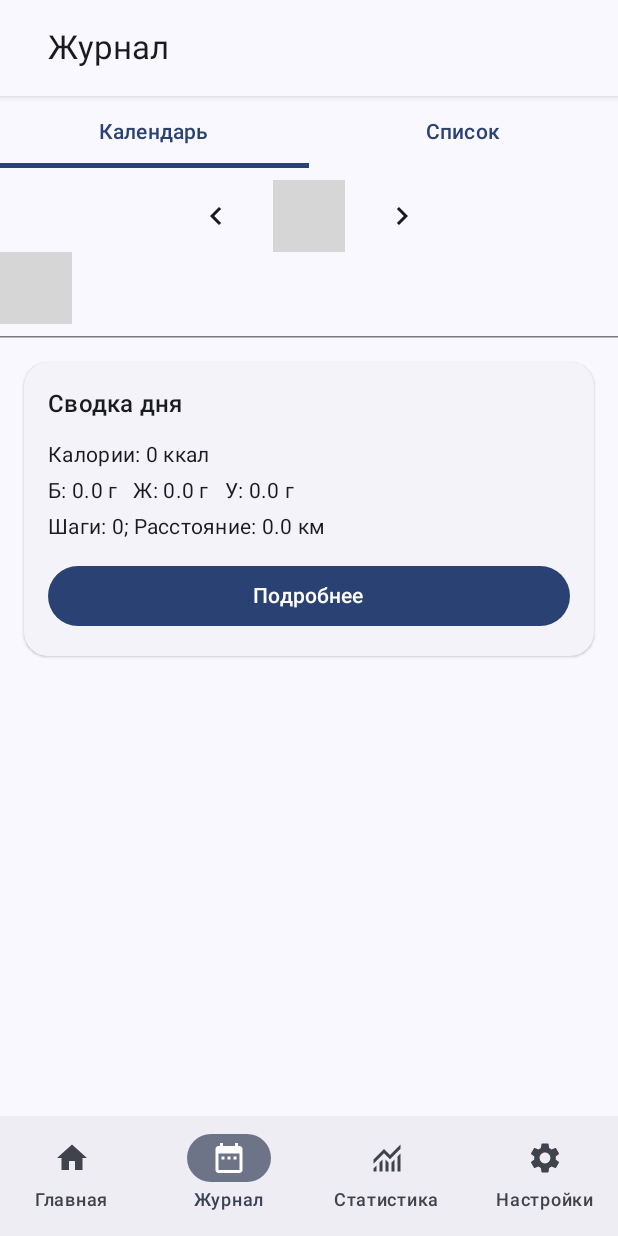
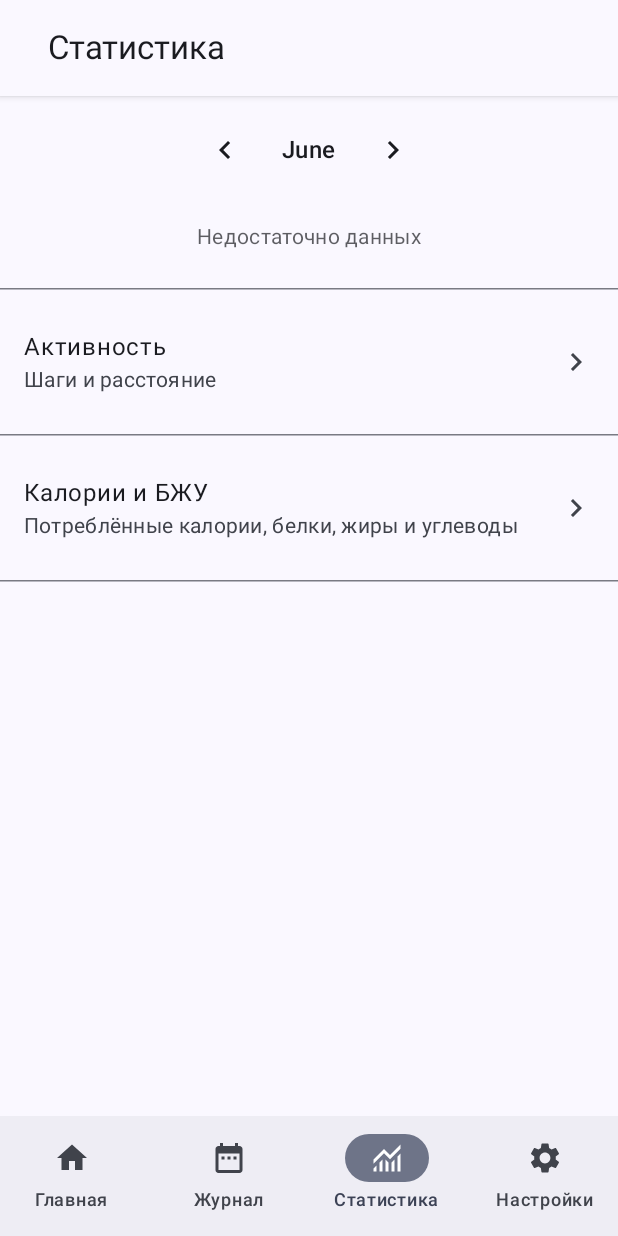
Before and after one commit to Averito/Firito, an Android app built with Jetpack Compose: the composable AppNavGraph shown on its own in the app's theme, item 3 of the bottom bar chosen, on a phone screen of 412 x 824 dp. Run offline under Robolectric (Android 15) with nearby library versions, the phone set to English and light mode, and no system bars; our stand-ins replace Dagger/Hilt's generated code, Room's generated code; libraries missing offline, so code that uses them is left out: androidx.health.connect, ir.ehsannarmani.compose_charts; 20 statements that could not run were skipped; grey boxes are pictures that could not be loaded.

Commit message:
feat: Statistics main screen

```diff
--- /dev/null
+++ b/app/src/main/java/com/averito/firito/ui/screens/statistics/StatisticsScreen.kt
@@ -0,0 +1,55 @@
+package com.averito.firito.ui.screens.statistics
+
+import androidx.compose.runtime.getValue
+import androidx.compose.runtime.Composable
+import androidx.compose.runtime.LaunchedEffect
+import androidx.compose.runtime.collectAsState
+import androidx.compose.ui.tooling.preview.Preview
+import androidx.hilt.navigation.compose.hiltViewModel
+import com.averito.firito.data.models.statistics.MacroStatsImpl
+import com.averito.firito.ui.layouts.base.BaseAppLayoutViewModel
+import com.averito.firito.ui.screens.statistics.components.StatisticsScreenContent
+import com.averito.firito.ui.shared.ui.app_navigation.AppNavGraphRoutes
+import java.time.YearMonth
+
+@Composable
+fun StatisticsScreen(
+    viewModel: StatisticsScreenViewModel = hiltViewModel(),
+    baseAppLayoutViewModel: BaseAppLayoutViewModel,
+    toStatisticsDetail: (AppNavGraphRoutes.StatisticsCategory.CATEGORY) -> Unit
+) {
+    val uiState by viewModel.uiState.collectAsState()
+
+    LaunchedEffect(Unit) {
+        baseAppLayoutViewModel.setTitle(AppNavGraphRoutes.Statistics.TITLE)
+        baseAppLayoutViewModel.setTopBarVisibility(true)
+        baseAppLayoutViewModel.setBottomBarVisibility(true)
+        baseAppLayoutViewModel.setActions(null)
+        baseAppLayoutViewModel.setNavigationIcon(null)
+        baseAppLayoutViewModel.setFloatingButton(null)
+        viewModel.updateStatistics()
+    }
+
+    fun updateDate(date: YearMonth) {
+        viewModel.updateDate(date)
+        viewModel.updateStatistics()
+    }
+
+    StatisticsScreenContent(
+        selectedDate = uiState.selectedDate,
+        macroStats = uiState.macroStats,
+        updateDate = { updateDate(it) },
+        toStatisticsDetail = { toStatisticsDetail(it) }
+    )
+}
+
+@Preview(showBackground = true)
+@Composable
+fun StatisticsScreenPreview() {
+    StatisticsScreenContent(
+        selectedDate = YearMonth.now(),
+        macroStats = MacroStatsImpl(),
+        updateDate = {},
+        toStatisticsDetail = {}
+    )
+}
--- /dev/null
+++ b/app/src/main/java/com/averito/firito/ui/screens/statistics/StatisticsScreenUiState.kt
@@ -0,0 +1,10 @@
+package com.averito.firito.ui.screens.statistics
+
+import com.averito.firito.core.models.statistics.MacroStats
+import com.averito.firito.data.models.statistics.MacroStatsImpl
+import java.time.YearMonth
+
+data class StatisticsScreenUiState(
+    val macroStats: MacroStats = MacroStatsImpl(),
+    val selectedDate: YearMonth = YearMonth.now()
+)
--- /dev/null
+++ b/app/src/main/java/com/averito/firito/ui/screens/statistics/StatisticsScreenViewModel.kt
@@ -0,0 +1,31 @@
+package com.averito.firito.ui.screens.statistics
+
+import androidx.compose.runtime.collectAsState
+import androidx.lifecycle.ViewModel
+import androidx.lifecycle.viewModelScope
+import com.averito.firito.core.interactors.StatisticsInteractor
+import dagger.hilt.android.lifecycle.HiltViewModel
+import kotlinx.coroutines.flow.MutableStateFlow
+import kotlinx.coroutines.flow.asStateFlow
+import kotlinx.coroutines.launch
+import java.time.YearMonth
+import javax.inject.Inject
+
+@HiltViewModel
+class StatisticsScreenViewModel @Inject constructor(
+    private val statisticsInteractor: StatisticsInteractor
+) : ViewModel() {
+    private val _uiState = MutableStateFlow(StatisticsScreenUiState())
+    val uiState get() = _uiState.asStateFlow()
+
+    fun updateDate(date: YearMonth) {
+        _uiState.value = _uiState.value.copy(selectedDate = date)
+    }
+
+    fun updateStatistics() {
+        viewModelScope.launch {
+            val macroStats = statisticsInteractor.getMacrosForMonth(_uiState.value.selectedDate)
+            _uiState.value = _uiState.value.copy(macroStats = macroStats)
+        }
+    }
+}
--- /dev/null
+++ b/app/src/main/java/com/averito/firito/ui/screens/statistics/components/StatisticsCategoryListItem.kt
@@ -0,0 +1,32 @@
+package com.averito.firito.ui.screens.statistics.components
+
+import androidx.compose.foundation.clickable
+import androidx.compose.foundation.layout.fillMaxWidth
+import androidx.compose.material.icons.Icons
+import androidx.compose.material.icons.automirrored.filled.KeyboardArrowRight
+import androidx.compose.material3.Icon
+import androidx.compose.material3.ListItem
+import androidx.compose.material3.Text
+import androidx.compose.runtime.Composable
+import androidx.compose.ui.Modifier
+
+@Composable
+fun StatisticsCategoryListItem(
+    title: String,
+    subtitle: String,
+    onClick: () -> Unit
+) {
+    ListItem(
+        headlineContent = { Text(title) },
+        supportingContent = { Text(subtitle) },
+        modifier = Modifier
+            .fillMaxWidth()
+            .clickable(onClick = onClick),
+        trailingContent = {
+            Icon(
+                imageVector = Icons.AutoMirrored.Filled.KeyboardArrowRight,
+                contentDescription = "Перейти"
+            )
+        }
+    )
+}
--- /dev/null
+++ b/app/src/main/java/com/averito/firito/ui/screens/statistics/components/StatisticsScreenContent.kt
@@ -0,0 +1,197 @@
+package com.averito.firito.ui.screens.statistics.components
+
+import androidx.compose.animation.core.Spring
+import androidx.compose.animation.core.spring
+import androidx.compose.animation.core.tween
+import androidx.compose.foundation.background
+import androidx.compose.foundation.layout.*
+import androidx.compose.foundation.layout.Arrangement
+import androidx.compose.foundation.lazy.LazyColumn
+import androidx.compose.material3.*
+import androidx.compose.runtime.Composable
+import androidx.compose.runtime.LaunchedEffect
+import androidx.compose.runtime.getValue
+import androidx.compose.runtime.mutableStateOf
+import androidx.compose.runtime.remember
+import androidx.compose.runtime.setValue
+import androidx.compose.ui.Alignment
+import androidx.compose.ui.Modifier
+import androidx.compose.ui.graphics.Color
+import androidx.compose.ui.unit.dp
+import com.averito.firito.core.models.statistics.MacroStats
+import com.averito.firito.ui.shared.ui.app_month_selector.AppMonthSelector
+import com.averito.firito.ui.shared.ui.app_navigation.AppNavGraphRoutes
+import ir.ehsannarmani.compose_charts.PieChart
+import ir.ehsannarmani.compose_charts.models.Pie
+import java.time.YearMonth
+
+@Composable
+fun StatisticsScreenContent(
+    selectedDate: YearMonth,
+    macroStats: MacroStats,
+    updateDate: (YearMonth) -> Unit,
+    toStatisticsDetail: (AppNavGraphRoutes.StatisticsCategory.CATEGORY) -> Unit
+) {
+    val isEmptyStats = macroStats.proteins <= 0f && macroStats.fats <= 0f && macroStats.carbs <= 0f
+
+    fun createPieDataFrom(stats: MacroStats): List<Pie> {
+        return listOf(
+            Pie(
+                label = "Белки",
+                data = stats.proteins.toDouble(),
+                color = Color(0xFF80CBC4),
+                selectedColor = Color(0xFF4DB6AC)
+            ),
+            Pie(
+                label = "Жиры",
+                data = stats.fats.toDouble(),
+                color = Color(0xFFFFCC80),
+                selectedColor = Color(0xFFFFB74D)
+            ),
+            Pie(
+                label = "Углеводы",
+                data = stats.carbs.toDouble(),
+                color = Color(0xFFA5D6A7),
+                selectedColor = Color(0xFF81C784)
+            )
+        )
+    }
+
+    var data by remember {
+        mutableStateOf(
+            createPieDataFrom(macroStats)
+        )
+    }
+
+    LaunchedEffect(macroStats) {
+        data = createPieDataFrom(macroStats)
+    }
+
+    LazyColumn(
+        modifier = Modifier
+            .fillMaxSize()
+            .padding(top = 12.dp),
+        verticalArrangement = Arrangement.spacedBy(24.dp)
+    ) {
+        item {
+            Row(
+                modifier = Modifier.fillMaxWidth(),
+                horizontalArrangement = Arrangement.Center
+            ) {
+                AppMonthSelector(
+                    selectedDate = selectedDate,
+                    updateDate = updateDate
+                )
+            }
+        }
+
+        item {
+            Column(
+                modifier = Modifier
+                    .fillMaxWidth(),
+                horizontalAlignment = Alignment.CenterHorizontally
+            ) {
+                when {
+                    isEmptyStats -> {
+                        Text(
+                            text = "Недостаточно данных",
+                            style = MaterialTheme.typography.bodyMedium,
+                            color = MaterialTheme.colorScheme.onSurface.copy(alpha = 0.7f)
+                        )
+                    }
+                    else -> {
+                        Box(
+                            modifier = Modifier
+                                .size(220.dp)
+                                .padding(bottom = 24.dp),
+                            contentAlignment = Alignment.Center
+                        ) {
+                            PieChart(
+                                modifier = Modifier.size(200.dp),
+                                data = data,
+                                onPieClick = {
+                                    val pieIndex = data.indexOf(it)
+                                    data = data.mapIndexed { index, pie ->
+                                        pie.copy(selected = pieIndex == index && !pie.selected)
+                                    }
+                                },
+                                selectedScale = 1.2f,
+                                scaleAnimEnterSpec = spring(
+                                    dampingRatio = Spring.DampingRatioMediumBouncy,
+                                    stiffness = Spring.StiffnessLow
+                                ),
+                                colorAnimEnterSpec = tween(300),
+                                colorAnimExitSpec = tween(300),
+                                scaleAnimExitSpec = tween(300),
+                                spaceDegreeAnimExitSpec = tween(300),
+                                style = Pie.Style.Fill
+                            )
+
+                            val total = data.sumOf { it.data }
+                            val selected = data.firstOrNull { it.selected }
+                            val percent = selected?.let { (it.data / total * 100).toInt() } ?: 0
+
+                            Surface(
+                                color = MaterialTheme.colorScheme.surface.copy(alpha = 0.8f),
+                                shape = MaterialTheme.shapes.small,
+                                tonalElevation = 4.dp
+                            ) {
+                                Text(
+                                    text = selected?.let { "${it.label}: ${it.data.toInt()} г ($percent%)" } ?: "Нажмите на сектор",
+                                    style = MaterialTheme.typography.bodySmall,
+                                    color = MaterialTheme.colorScheme.onSurface,
+                                    modifier = Modifier
+                                        .padding(horizontal = 8.dp, vertical = 4.dp)
+                                )
+                            }
+                        }
+
+                        Row(
+                            horizontalArrangement = Arrangement.spacedBy(16.dp),
+                            verticalAlignment = Alignment.CenterVertically,
+                            modifier = Modifier.padding(bottom = 4.dp)
+                        ) {
+                            data.forEach { pie ->
+                                Row(
+                                    verticalAlignment = Alignment.CenterVertically
+                                ) {
+                                    Box(
+                                        modifier = Modifier
+                                            .size(10.dp)
+                                            .padding(end = 4.dp)
+                                            .background(pie.color, shape = MaterialTheme.shapes.small)
+                                    )
+                                    Text(
+                                        text = pie.label ?: "",
+                                        style = MaterialTheme.typography.labelSmall,
+                                        color = MaterialTheme.colorScheme.onSurface
+                                    )
+                                }
+                            }
+                        }
+                    }
+                }
+            }
+        }
+
+
+
+        item {
+            Column(verticalArrangement = Arrangement.spacedBy(12.dp)) {
+                HorizontalDivider(modifier = Modifier.height(1.dp))
+                StatisticsCategoryListItem(
+                    title = "Активность",
+                    subtitle = "Шаги и расстояние",
+                    onClick = { toStatisticsDetail(AppNavGraphRoutes.StatisticsCategory.CATEGORY.ACTIVITY) }
+                )
+                HorizontalDivider(modifier = Modifier.height(1.dp))
+                StatisticsCategoryListItem(
+                    title = "Калории и БЖУ",
+                    subtitle = "Потреблённые калории, белки, жиры и углеводы",
+                    onClick = { toStatisticsDetail(AppNavGraphRoutes.StatisticsCategory.CATEGORY.CALORIES) }
+                )
+                HorizontalDivider(modifier = Modifier.height(1.dp))
+            }
+        }
+    }
+}
--- a/app/src/main/java/com/averito/firito/ui/shared/ui/app_navigation/AppNavGraph.kt
+++ b/app/src/main/java/com/averito/firito/ui/shared/ui/app_navigation/AppNavGraph.kt
@@ -19,6 +19,7 @@ import com.averito.firito.ui.screens.journal.JournalScreen
 import com.averito.firito.ui.screens.journal_details.JournalDetailsScreen
 import com.averito.firito.ui.screens.main.MainScreen
 import com.averito.firito.ui.screens.settings.SettingsScreen
+import com.averito.firito.ui.screens.statistics.StatisticsScreen
 import java.time.LocalDate
 
 @OptIn(ExperimentalAnimationApi::class)
@@ -81,6 +82,13 @@ fun AppNavGraph(
                     back = { navController.popBackStack() }
                 )
             }
+
+            composable(AppNavGraphRoutes.Statistics.ROUTE) {
+                StatisticsScreen(
+                    baseAppLayoutViewModel = baseAppLayoutViewModel,
+                    toStatisticsDetail = { navController.navigate(AppNavGraphRoutes.StatisticsCategory.getRoute(it)) }
+                )
+            }
         }
     }
 }
```
Also changed, not shown: 2 other files.
